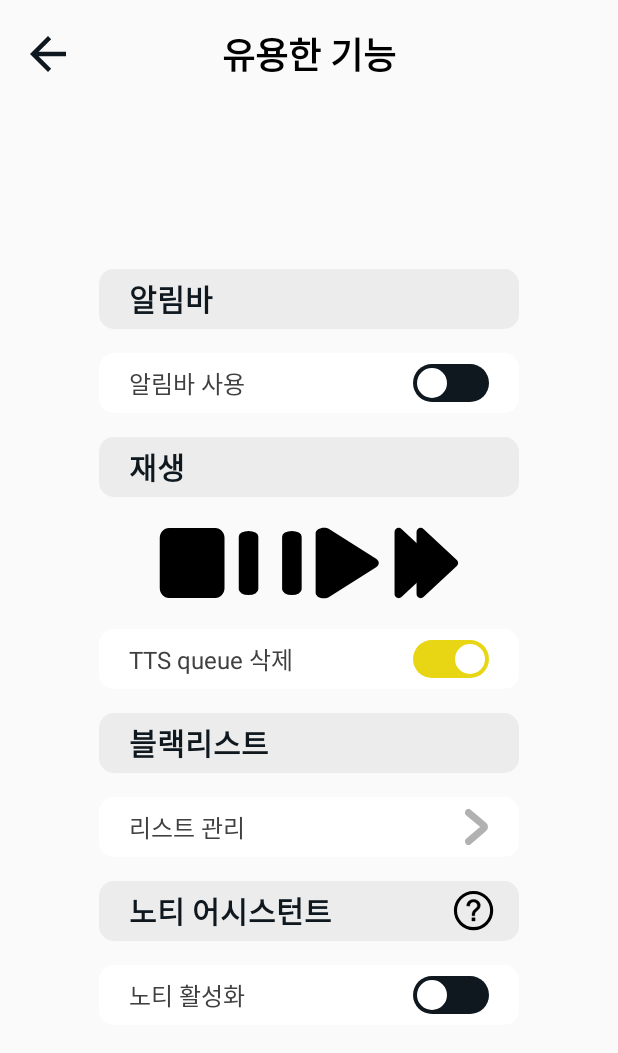
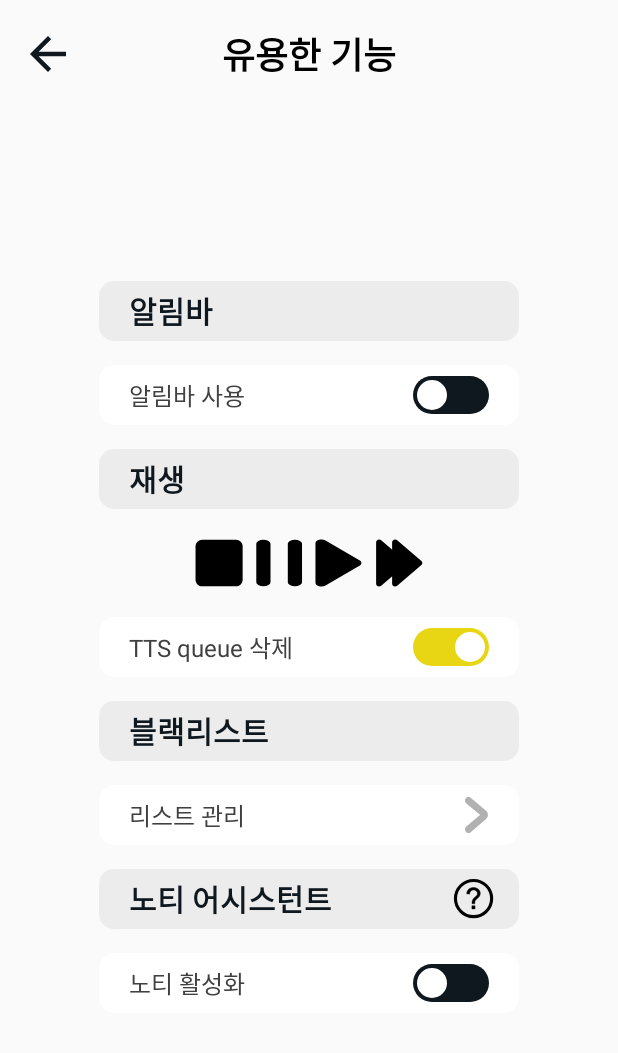
Before and after one commit to khg9849/CapstoneDesign2_team4, an Android app: the UsefulActivity screen opened directly, with no data from a screen before it, on a phone screen of 412 x 824 dp. Shown: the top 1053 px of the screen. Run offline under Robolectric (Android 15) with nearby library versions, the phone set to English and light mode, and no system bars; 2 statements that could not run were skipped.

Commit message:
design Notibar

```diff
--- a/KakaoTalktoSpeech/app/src/main/java/com/example/kakaotalktospeech/AppWidget.kt
+++ b/KakaoTalktoSpeech/app/src/main/java/com/example/kakaotalktospeech/AppWidget.kt
@@ -31,7 +31,7 @@ class AppWidget : AppWidgetProvider() {
 
         val action = intent.action
         val isRunning=intent.getBooleanExtra("isRunning",false)
-        val views = RemoteViews(context.packageName, R.layout.new_app_widget)
+        val views = RemoteViews(context.packageName, R.layout.app_widget)
 
         when(action){
             // when widget is created
--- a/KakaoTalktoSpeech/app/src/main/res/drawable/ic_pause.xml
+++ b/KakaoTalktoSpeech/app/src/main/res/drawable/ic_pause.xml
@@ -1,6 +1,6 @@
 <vector xmlns:android="http://schemas.android.com/apk/res/android"
-    android:width="27dp"
-    android:height="46dp"
+    android:width="24dp"
+    android:height="43dp"
     android:viewportWidth="27"
     android:viewportHeight="46">
   <path
--- a/KakaoTalktoSpeech/app/src/main/res/layout/activity_usefulfeatures.xml
+++ b/KakaoTalktoSpeech/app/src/main/res/layout/activity_usefulfeatures.xml
@@ -142,33 +142,40 @@
             <!--        shutdown-->
             <Button
                 android:id="@+id/shutdownBtn"
-                android:layout_width="44dp"
-                android:layout_height="wrap_content"
+                android:layout_width="32dp"
+                android:layout_height="32dp"
                 android:layout_margin="4dp"
-                android:background="@drawable/ic_stop" />
+                android:background="@drawable/ic_stop"
+                android:paddingLeft="4dp"
+                android:paddingRight="4dp" />
 
             <!--        pause-->
             <Button
                 android:id="@+id/pauseBtn"
-                android:layout_width="44dp"
-                android:layout_height="44dp"
+                android:layout_width="32dp"
+                android:layout_height="32dp"
                 android:layout_margin="4dp"
+                android:layout_marginLeft="8dp"
                 android:background="@drawable/ic_pause"
                 android:gravity="center_vertical" />
             <!--restart-->
             <Button
                 android:id="@+id/restartBtn"
-                android:layout_width="44dp"
-                android:layout_height="wrap_content"
+                android:layout_width="32dp"
+                android:layout_height="32dp"
                 android:layout_margin="4dp"
-                android:background="@drawable/ic_start" />
+                android:background="@drawable/ic_start"
+                android:paddingLeft="4dp"
+                android:paddingRight="4dp" />
             <!--stop-->
             <Button
                 android:id="@+id/stopBtn"
-                android:layout_width="44dp"
-                android:layout_height="wrap_content"
+                android:layout_width="32dp"
+                android:layout_height="32dp"
                 android:layout_margin="4dp"
-                android:background="@drawable/ic_next" />
+                android:background="@drawable/ic_next"
+                android:paddingLeft="4dp"
+                android:paddingRight="4dp" />
 
         </LinearLayout>
 
--- a/KakaoTalktoSpeech/app/src/main/res/values/strings.xml
+++ b/KakaoTalktoSpeech/app/src/main/res/values/strings.xml
@@ -1,5 +1,5 @@
 <resources>
-    <string name="app_name">KakaoTalktoSpeech</string>
+    <string name="app_name">노티리더</string>
     <string name="app_widget_description">Description</string>
     <string name="noti_assistant_help">
         "1. STT 답장
--- a/KakaoTalktoSpeech/app/src/main/res/xml/new_app_widget_info.xml
+++ b/KakaoTalktoSpeech/app/src/main/res/xml/new_app_widget_info.xml
@@ -1,12 +1,12 @@
 <?xml version="1.0" encoding="utf-8"?>
 <appwidget-provider xmlns:android="http://schemas.android.com/apk/res/android"
     android:description="@string/app_widget_description"
-    android:initialKeyguardLayout="@layout/new_app_widget"
-    android:initialLayout="@layout/new_app_widget"
+    android:initialKeyguardLayout="@layout/app_widget"
+    android:initialLayout="@layout/app_widget"
     android:minWidth="160dp"
     android:minHeight="40dp"
     android:previewImage="@drawable/appwidget_preview"
-    android:previewLayout="@layout/new_app_widget"
+    android:previewLayout="@layout/app_widget"
     android:resizeMode="horizontal|vertical"
     android:targetCellWidth="1"
     android:targetCellHeight="1"
```
Also changed, not shown: KakaoTalktoSpeech/app/src/main/java/com/example/kakaotalktospeech/NotibarService.kt (+6 -7 lines), KakaoTalktoSpeech/app/src/main/res/drawable/ic_megaphone.xml (added, +23 -0 lines), KakaoTalktoSpeech/app/src/main/res/layout/app_widget.xml (renamed from KakaoTalktoSpeech/app/src/main/res/layout/new_app_widget.xml).
